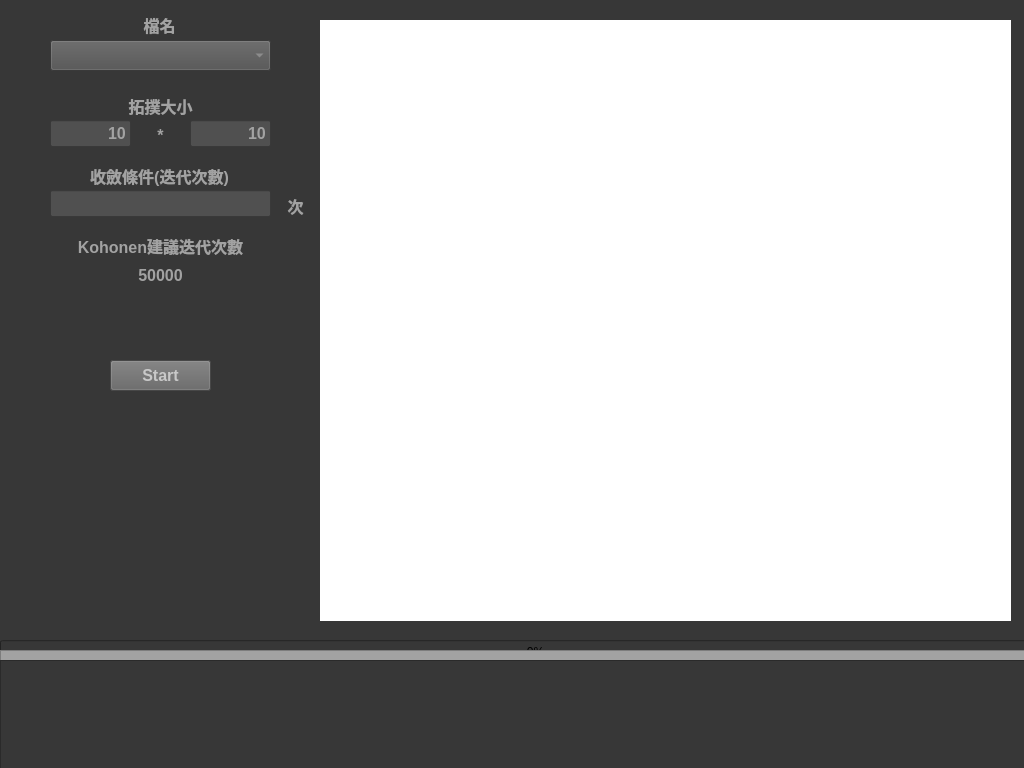
This is HW3/hw3.ui in ramadepo/Ncu-NeuralNetworks as Qt 5 draws it before an edit. The edited form follows.
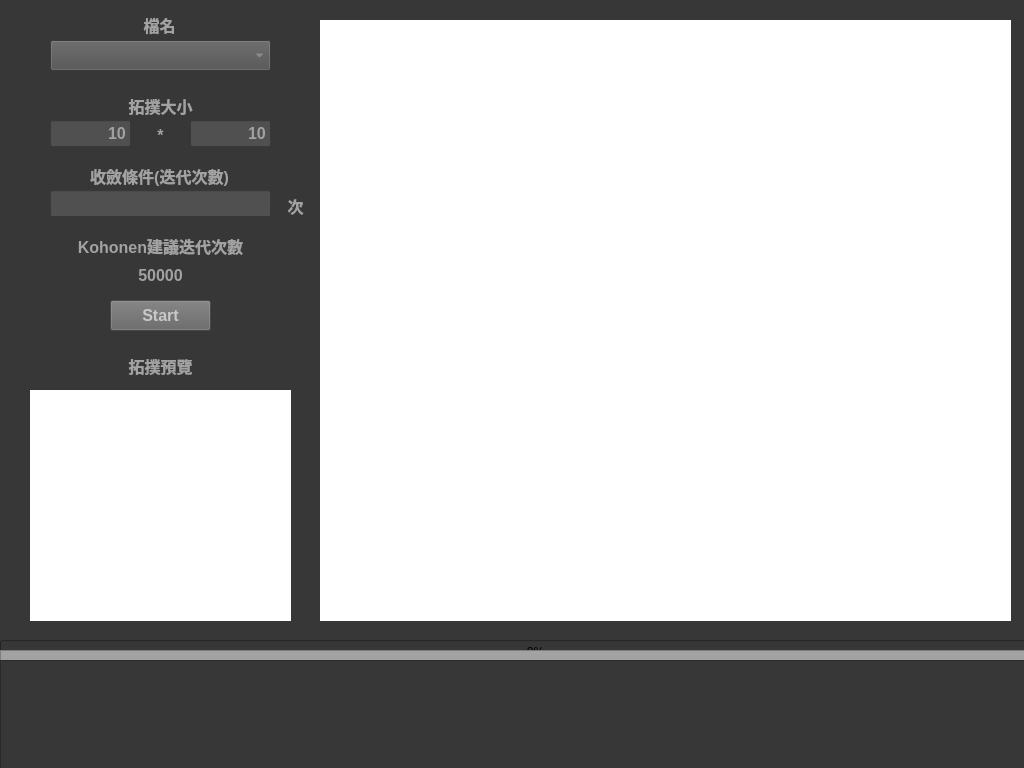
This is the edited form.

What changed in the file:
```diff
--- a/HW3/hw3.ui
+++ b/HW3/hw3.ui
@@ -103,7 +103,7 @@
     <property name="geometry">
      <rect>
       <x>110</x>
-      <y>360</y>
+      <y>300</y>
       <width>101</width>
       <height>31</height>
      </rect>
@@ -455,6 +455,45 @@
      <set>Qt::AlignCenter</set>
     </property>
    </widget>
+   <widget class="QWidget" name="plot_trainingData_preview" native="true">
+    <property name="geometry">
+     <rect>
+      <x>30</x>
+      <y>390</y>
+      <width>261</width>
+      <height>231</height>
+     </rect>
+    </property>
+    <property name="styleSheet">
+     <string notr="true">background-color: rgb(255, 255, 255);</string>
+    </property>
+   </widget>
+   <widget class="QLabel" name="label_preview">
+    <property name="geometry">
+     <rect>
+      <x>70</x>
+      <y>350</y>
+      <width>181</width>
+      <height>31</height>
+     </rect>
+    </property>
+    <property name="font">
+     <font>
+      <pointsize>12</pointsize>
+      <weight>75</weight>
+      <bold>true</bold>
+     </font>
+    </property>
+    <property name="styleSheet">
+     <string notr="true">color: rgb(162, 162, 162);</string>
+    </property>
+    <property name="text">
+     <string>拓撲預覽</string>
+    </property>
+    <property name="alignment">
+     <set>Qt::AlignCenter</set>
+    </property>
+   </widget>
    <zorder>progressBar_progress</zorder>
    <zorder>picture_devidedLine</zorder>
    <zorder>textArea_log</zorder>
```
Left out of the diff: 2 changed lines with no effect on the pictures.
